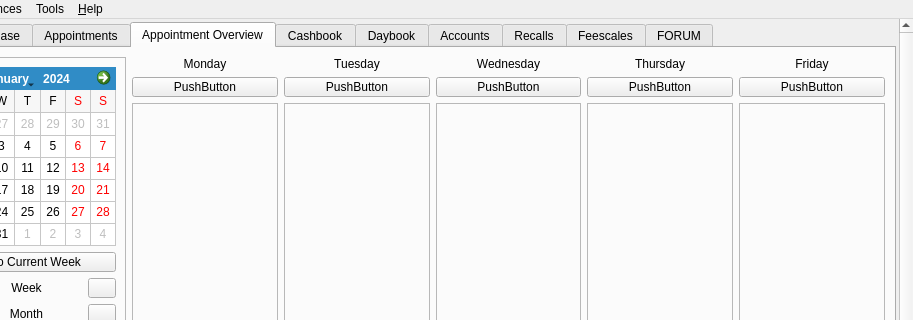
rowinggolfer/openmolar1, file qt-designer/main.ui: the form before one commit; both pictures show x 87 to 1000 and y 0 to 320 of the 1000 by 556 pixel window.
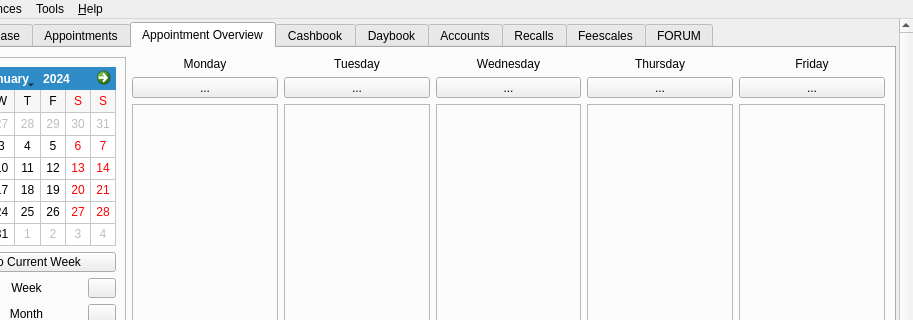
The form after the commit. The open tabs and pages were chosen to show the change. Icons and pictures are not drawn.

Diff of the .ui file:
```diff
--- a/qt-designer/main.ui
+++ b/qt-designer/main.ui
@@ -4492,91 +4492,6 @@
                 </property>
                </widget>
               </item>
-              <item row="1" column="0">
-               <widget class="QPushButton" name="mondayLabel">
-                <property name="maximumSize">
-                 <size>
-                  <width>16777215</width>
-                  <height>20</height>
-                 </size>
-                </property>
-                <property name="text">
-                 <string>PushButton</string>
-                </property>
-                <property name="icon">
-                 <iconset resource="../resources/resources.qrc">
-                  <normaloff>:/agt_reload.png</normaloff>:/agt_reload.png</iconset>
-                </property>
-               </widget>
-              </item>
-              <item row="1" column="1">
-               <widget class="QPushButton" name="tuesdayLabel">
-                <property name="maximumSize">
-                 <size>
-                  <width>16777215</width>
-                  <height>20</height>
-                 </size>
-                </property>
-                <property name="text">
-                 <string>PushButton</string>
-                </property>
-                <property name="icon">
-                 <iconset resource="../resources/resources.qrc">
-                  <normaloff>:/agt_reload.png</normaloff>:/agt_reload.png</iconset>
-                </property>
-               </widget>
-              </item>
-              <item row="1" column="2">
-               <widget class="QPushButton" name="wednesdayLabel">
-                <property name="maximumSize">
-                 <size>
-                  <width>16777215</width>
-                  <height>20</height>
-                 </size>
-                </property>
-                <property name="text">
-                 <string>PushButton</string>
-                </property>
-                <property name="icon">
-                 <iconset resource="../resources/resources.qrc">
-                  <normaloff>:/agt_reload.png</normaloff>:/agt_reload.png</iconset>
-                </property>
-               </widget>
-              </item>
-              <item row="1" column="3">
-               <widget class="QPushButton" name="thursdayLabel">
-                <property name="maximumSize">
-                 <size>
-                  <width>16777215</width>
-                  <height>20</height>
-                 </size>
-                </property>
-                <property name="text">
-                 <string>PushButton</string>
-                </property>
-                <property name="icon">
-                 <iconset resource="../resources/resources.qrc">
-                  <normaloff>:/agt_reload.png</normaloff>:/agt_reload.png</iconset>
-                </property>
-               </widget>
-              </item>
-              <item row="1" column="4">
-               <widget class="QPushButton" name="fridayLabel">
-                <property name="maximumSize">
-                 <size>
-                  <width>16777215</width>
-                  <height>20</height>
-                 </size>
-                </property>
-                <property name="text">
-                 <string>PushButton</string>
-                </property>
-                <property name="icon">
-                 <iconset resource="../resources/resources.qrc">
-                  <normaloff>:/agt_reload.png</normaloff>:/agt_reload.png</iconset>
-                </property>
-               </widget>
-              </item>
               <item row="2" column="0">
                <widget class="QFrame" name="appt_OV_Frame1">
                 <property name="sizePolicy">
@@ -4657,6 +4572,71 @@
                 </property>
                </widget>
               </item>
+              <item row="1" column="0">
+               <widget class="QToolButton" name="monday_toolButton">
+                <property name="sizePolicy">
+                 <sizepolicy hsizetype="Preferred" vsizetype="Fixed">
+                  <horstretch>0</horstretch>
+                  <verstretch>0</verstretch>
+                 </sizepolicy>
+                </property>
+                <property name="text">
+                 <string>...</string>
+                </property>
+               </widget>
+              </item>
+              <item row="1" column="1">
+               <widget class="QToolButton" name="tuesday_toolButton">
+                <property name="sizePolicy">
+                 <sizepolicy hsizetype="Preferred" vsizetype="Fixed">
+                  <horstretch>0</horstretch>
+                  <verstretch>0</verstretch>
+                 </sizepolicy>
+                </property>
+                <property name="text">
+                 <string>...</string>
+                </property>
+               </widget>
+              </item>
+              <item row="1" column="2">
+               <widget class="QToolButton" name="wednesday_toolButton">
+                <property name="sizePolicy">
+                 <sizepolicy hsizetype="Preferred" vsizetype="Fixed">
+                  <horstretch>0</horstretch>
+                  <verstretch>0</verstretch>
+                 </sizepolicy>
+                </property>
+                <property name="text">
+                 <string>...</string>
+                </property>
+               </widget>
+              </item>
+              <item row="1" column="3">
+               <widget class="QToolButton" name="thursday_toolButton">
+                <property name="sizePolicy">
+                 <sizepolicy hsizetype="Preferred" vsizetype="Fixed">
+                  <horstretch>0</horstretch>
+                  <verstretch>0</verstretch>
+                 </sizepolicy>
+                </property>
+                <property name="text">
+                 <string>...</string>
+                </property>
+               </widget>
+              </item>
+              <item row="1" column="4">
+               <widget class="QToolButton" name="friday_toolButton">
+                <property name="sizePolicy">
+                 <sizepolicy hsizetype="Preferred" vsizetype="Fixed">
+                  <horstretch>0</horstretch>
+                  <verstretch>0</verstretch>
+                 </sizepolicy>
+                </property>
+                <property name="text">
+                 <string>...</string>
+                </property>
+               </widget>
+              </item>
              </layout>
             </item>
            </layout>
```
Left out of the diff: 31 changed lines with no effect on the pictures.
